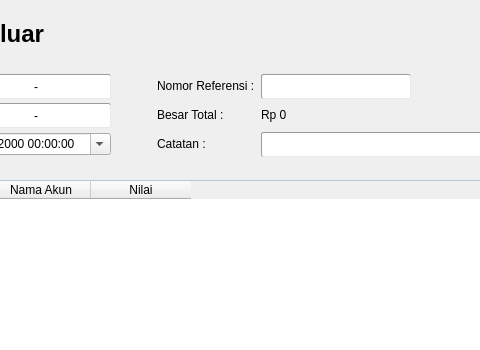
The window that source/kasbank/ui_kasbank.ui (fnugrahendi/petuk.corp) describes before a commit, drawn with Qt 5; both pictures show x 128 to 608 and y 0 to 350 of the 777 by 584 pixel window.
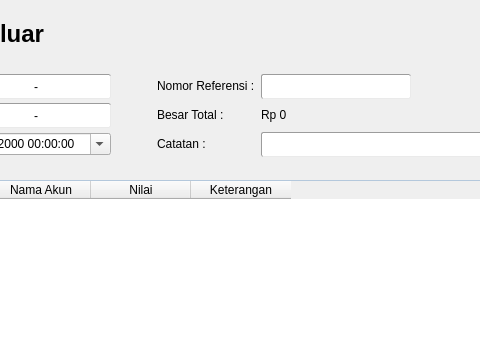
The same window after the commit. The open tabs and pages were chosen to show the change.

What changed in the file:
```diff
--- a/source/kasbank/ui_kasbank.ui
+++ b/source/kasbank/ui_kasbank.ui
@@ -2718,6 +2718,11 @@
            <string>Nilai</string>
           </property>
          </column>
+         <column>
+          <property name="text">
+           <string>Keterangan</string>
+          </property>
+         </column>
         </widget>
        </item>
       </layout>
```
Left out of the diff: 17 changed lines with no effect on the pictures.
